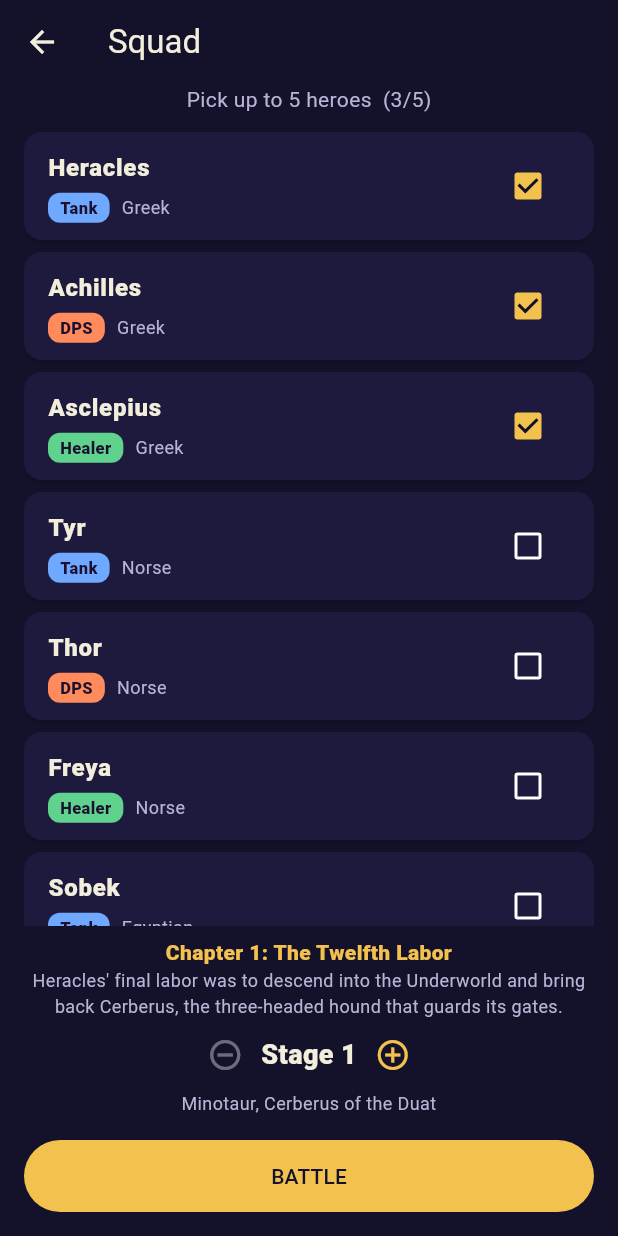
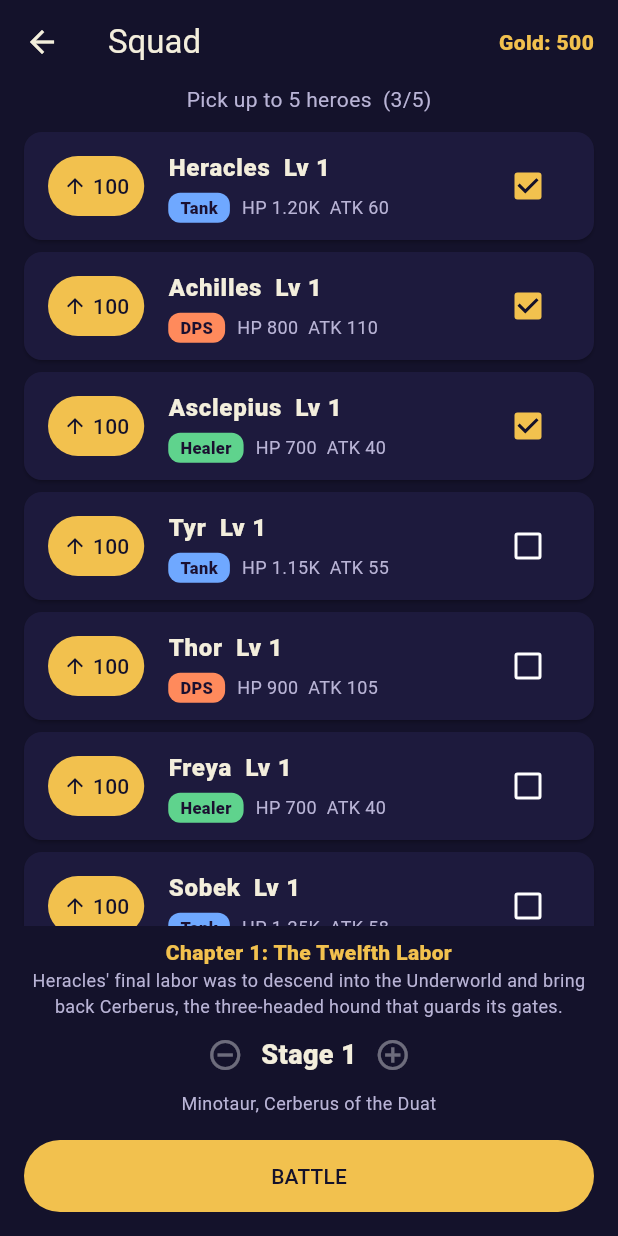
Before and after one commit to nikorobos/mythology-mobile-game, a Flutter app: the screen it shows after launch, after a tap on "BATTLE", on a phone screen of 412 x 824 dp. Run offline on Flutter 3.47's test engine with Material 3 defaults, Android fonts, the phone set to English and light mode, and no system bars; our stand-ins replace shared_preferences.

Commit message:
Save system, hero levels, gold rewards, stage gating, number formatting
Co-Authored-By: Claude Sonnet 5.5 <noreply@anthropic.com>
Claude-Session: https://claude.ai/code/session_01L7XWLvGumBhk1qbYZRJRnP

```diff
--- a/assets/i18n/el.json
+++ b/assets/i18n/el.json
@@ -108,5 +108,8 @@
   "chapter.ragnarok.intro": "Στη σκανδιναβική μυθολογία, το Ραγκναρόκ είναι το τέλος του κόσμου, όταν ο λύκος Φένρι σπάει τις αλυσίδες του και μάχεται τους θεούς.",
   "chapter.weighing_heart.title": "Το Ζύγισμα της Καρδιάς",
   "chapter.weighing_heart.intro": "Στην αιγυπτιακή πίστη, η καρδιά του νεκρού ζυγιζόταν απέναντι στο πούπουλο της Μαάτ. Η Αμμίτ κατασπάραζε τις καρδιές όσων κρίνονταν ανάξιοι.",
-  "ui.chapter": "Κεφάλαιο"
+  "ui.chapter": "Κεφάλαιο",
+  "ui.gold": "Χρυσός",
+  "ui.level": "Επ.",
+  "ui.level_up": "Αναβάθμιση"
 }
--- a/assets/i18n/en.json
+++ b/assets/i18n/en.json
@@ -108,5 +108,8 @@
   "chapter.ragnarok.intro": "In Norse myth, Ragnarok is the end of the world, when the wolf Fenrir breaks his chains and battles the gods.",
   "chapter.weighing_heart.title": "The Weighing of the Heart",
   "chapter.weighing_heart.intro": "In Egyptian belief, the heart of the dead was weighed against the feather of Ma'at. Ammit devoured the hearts of those found unworthy.",
-  "ui.chapter": "Chapter"
+  "ui.chapter": "Chapter",
+  "ui.gold": "Gold",
+  "ui.level": "Lv",
+  "ui.level_up": "Level up"
 }
--- a/lib/core/content.dart
+++ b/lib/core/content.dart
@@ -1,5 +1,6 @@
 import 'dart:convert';
 
+import 'economy.dart';
 import 'models.dart';
 import 'stages.dart';
 
@@ -21,3 +22,6 @@ Map<String, String> parseStrings(String jsonText) {
 /// Parses the endless-stage settings (assets/data/stages.json).
 StageConfig parseStageConfig(String jsonText) =>
     StageConfig.fromJson(jsonDecode(jsonText) as Map<String, dynamic>);
+
+Economy parseEconomy(String jsonText) =>
+    Economy.fromJson(jsonDecode(jsonText) as Map<String, dynamic>);
--- /dev/null
+++ b/lib/core/economy.dart
@@ -0,0 +1,61 @@
+// Pure Dart. Placeholder economy numbers come from assets/data/economy.json.
+
+import 'dart:math' show min, pow;
+
+import 'models.dart';
+
+class Economy {
+  const Economy({
+    this.startGold = 500,
+    this.maxLevel = 100,
+    this.levelStatGrowth = 0.12,
+    this.levelCostBase = 100,
+    this.levelCostGrowth = 1.15,
+    this.winGoldBase = 50,
+    this.winGoldGrowth = 1.1,
+    this.loseGoldFraction = 0.2,
+  });
+
+  final int startGold;
+  final int maxLevel;
+  final double levelStatGrowth;
+  final double levelCostBase;
+  final double levelCostGrowth;
+  final double winGoldBase;
+  final double winGoldGrowth;
+  final double loseGoldFraction;
+
+  factory Economy.fromJson(Map<String, dynamic> j) {
+    double d(String k, double def) => (j[k] as num?)?.toDouble() ?? def;
+    return Economy(
+      startGold: (j['startGold'] as int?) ?? 500,
+      maxLevel: (j['maxLevel'] as int?) ?? 100,
+      levelStatGrowth: d('levelStatGrowth', 0.12),
+      levelCostBase: d('levelCostBase', 100),
+      levelCostGrowth: d('levelCostGrowth', 1.15),
+      winGoldBase: d('winGoldBase', 50),
+      winGoldGrowth: d('winGoldGrowth', 1.1),
+      loseGoldFraction: d('loseGoldFraction', 0.2),
+    );
+  }
+
+  /// Stat multiplier of a hero at [level] (level 1 = 1.0).
+  double statMult(int level) => 1 + levelStatGrowth * (level - 1);
+
+  /// Gold needed to go from [level] to level + 1.
+  int levelUpCost(int level) =>
+      min(levelCostBase * pow(levelCostGrowth, level - 1), 1e12).round();
+
+  /// Gold for finishing a battle on [stage]. A loss still pays a little,
+  /// so progress never fully stalls.
+  int battleReward(int stage, {required bool won}) {
+    final base = min(winGoldBase * pow(winGoldGrowth, stage - 1), 1e12);
+    return (won ? base : base * loseGoldFraction).round();
+  }
+}
+
+/// A hero with its HP and ATK scaled for [level].
+Unit unitAtLevel(Unit u, int level, Economy e) {
+  final m = e.statMult(level);
+  return u.scaled(hp: m, atk: m);
+}
--- /dev/null
+++ b/lib/core/format.dart
@@ -0,0 +1,17 @@
+/// Short number text for big idle-game values: 999, 1.50K, 12.3K, 2.50M ...
+String formatNumber(num n) {
+  const units = ['', 'K', 'M', 'B', 'T'];
+  var v = n.toDouble();
+  var i = 0;
+  while (v >= 1000 && i < units.length - 1) {
+    v /= 1000;
+    i++;
+  }
+  if (i == 0) return v.round().toString();
+  final text = v >= 100
+      ? v.toStringAsFixed(0)
+      : v >= 10
+          ? v.toStringAsFixed(1)
+          : v.toStringAsFixed(2);
+  return '$text${units[i]}';
+}
--- /dev/null
+++ b/lib/core/player.dart
@@ -0,0 +1,60 @@
+// Pure Dart player progress. Saved as JSON (see lib/state).
+
+import 'economy.dart';
+
+class PlayerState {
+  PlayerState({
+    this.gold = 0,
+    Map<String, int>? heroLevels,
+    this.highestStageCleared = 0,
+  }) : heroLevels = heroLevels ?? {};
+
+  factory PlayerState.initial(Economy e) => PlayerState(gold: e.startGold);
+
+  int gold;
+  final Map<String, int> heroLevels;
+  int highestStageCleared;
+
+  int levelOf(String heroId) => heroLevels[heroId] ?? 1;
+
+  /// Highest stage the player may attempt.
+  int get nextStage => highestStageCleared + 1;
+
+  bool canLevelUp(String heroId, Economy e) =>
+      levelOf(heroId) < e.maxLevel && gold >= e.levelUpCost(levelOf(heroId));
+
+  bool levelUp(String heroId, Economy e) {
+    if (!canLevelUp(heroId, e)) return false;
+    gold -= e.levelUpCost(levelOf(heroId));
+    heroLevels[heroId] = levelOf(heroId) + 1;
+    return true;
+  }
+
+  /// Applies a finished battle. Returns the gold earned.
+  int recordBattle({
+    required int stage,
+    required bool won,
+    required Economy economy,
+  }) {
+    final reward = economy.battleReward(stage, won: won);
+    gold += reward;
+    if (won && stage > highestStageCleared) highestStageCleared = stage;
+    return reward;
+  }
+
+  Map<String, dynamic> toJson() => {
+        'v': 1,
+        'gold': gold,
+        'heroLevels': heroLevels,
+        'highestStageCleared': highestStageCleared,
+      };
+
+  factory PlayerState.fromJson(Map<String, dynamic> j) => PlayerState(
+        gold: (j['gold'] as int?) ?? 0,
+        heroLevels: {
+          for (final e in ((j['heroLevels'] as Map?) ?? const {}).entries)
+            e.key as String: e.value as int
+        },
+        highestStageCleared: (j['highestStageCleared'] as int?) ?? 0,
+      );
+}
--- a/lib/game_content.dart
+++ b/lib/game_content.dart
@@ -1,18 +1,27 @@
 import 'package:flutter/services.dart' show rootBundle;
 
 import 'core/content.dart';
+import 'core/economy.dart';
 import 'core/models.dart';
 import 'core/stages.dart';
 import 'l10n/strings.dart';
+import 'state/player_controller.dart';
 
 const int maxSquadSize = 5;
 
 class GameContent {
-  const GameContent(this.heroes, this.monsters, this.stageConfig, this.strings);
+  const GameContent(
+    this.heroes,
+    this.monsters,
+    this.stageConfig,
+    this.economy,
+    this.strings,
+  );
 
   final List<Unit> heroes;
   final List<Unit> monsters;
   final StageConfig stageConfig;
+  final Economy economy;
   final Strings strings;
 
   /// Enemy team for any stage number (endless).
@@ -22,13 +31,24 @@ class GameContent {
   bool isBoss(int stage) => isBossStage(stage, stageConfig);
 }
 
-Future<GameContent> loadGameContent() async {
+/// Everything the UI needs: static content + the player's saved progress.
+class Session {
+  const Session(this.content, this.player);
+
+  final GameContent content;
+  final PlayerController player;
+}
+
+Future<Session> loadSession() async {
   final heroes =
       parseUnits(await rootBundle.loadString('assets/data/heroes.json'));
   final monsters =
       parseUnits(await rootBundle.loadString('assets/data/monsters.json'));
   final config =
       parseStageConfig(await rootBundle.loadString('assets/data/stages.json'));
+  final economy =
+      parseEconomy(await rootBundle.loadString('assets/data/economy.json'));
   final strings = await Strings.load();
-  return GameContent(heroes, monsters, config, strings);
+  final player = await PlayerController.load(economy);
+  return Session(GameContent(heroes, monsters, config, economy, strings), player);
 }
--- a/lib/main.dart
+++ b/lib/main.dart
@@ -31,16 +31,16 @@ class HomeScreen extends StatefulWidget {
 }
 
 class _HomeScreenState extends State<HomeScreen> {
-  late final Future<GameContent> _content = loadGameContent();
+  late final Future<Session> _session = loadSession();
 
   @override
   Widget build(BuildContext context) {
     return Scaffold(
       body: Center(
-        child: FutureBuilder<GameContent>(
-          future: _content,
+        child: FutureBuilder<Session>(
+          future: _session,
           builder: (context, snap) {
-            final c = snap.data;
+            final session = snap.data;
             return Column(
               mainAxisSize: MainAxisSize.min,
               children: [
@@ -58,12 +58,12 @@ class _HomeScreenState extends State<HomeScreen> {
                   width: 220,
                   height: 52,
                   child: FilledButton(
-                    onPressed: c == null
+                    onPressed: session == null
                         ? null
                         : () => Navigator.of(context).push(MaterialPageRoute(
-                              builder: (_) => SquadScreen(content: c),
+                              builder: (_) => SquadScreen(session: session),
                             )),
-                    child: Text(c?.strings.t('ui.battle') ?? '...'),
+                    child: Text(session?.content.strings.t('ui.battle') ?? '...'),
                   ),
                 ),
               ],
--- /dev/null
+++ b/lib/state/player_controller.dart
@@ -0,0 +1,54 @@
+import 'dart:convert';
+
+import 'package:flutter/foundation.dart';
+import 'package:shared_preferences/shared_preferences.dart';
+
+import '../core/economy.dart';
+import '../core/player.dart';
+
+/// Holds the player's progress, saves it locally after every change.
+/// (Cloud save with Firebase comes later; the JSON format stays the same.)
+class PlayerController extends ChangeNotifier {
+  PlayerController._(this._prefs, this.state, this.economy);
+
+  static const _key = 'theomyth_save_v1';
+
+  final SharedPreferences _prefs;
+  final PlayerState state;
+  final Economy economy;
+
+  static Future<PlayerController> load(Economy economy) async {
+    final prefs = await SharedPreferences.getInstance();
+    PlayerState state;
+    try {
+      final raw = prefs.getString(_key);
+      state = raw == null
+          ? PlayerState.initial(economy)
+          : PlayerState.fromJson(jsonDecode(raw) as Map<String, dynamic>);
+    } catch (_) {
+      // Corrupt save: start fresh rather than crash.
+      state = PlayerState.initial(economy);
+    }
+    return PlayerController._(prefs, state, economy);
+  }
+
+  void _save() => _prefs.setString(_key, jsonEncode(state.toJson()));
+
+  bool levelUp(String heroId) {
+    final ok = state.levelUp(heroId, economy);
+    if (ok) {
+      _save();
+      notifyListeners();
+    }
+    return ok;
+  }
+
+  /// Returns the gold earned.
+  int recordBattle({required int stage, required bool won}) {
+    final reward =
+        state.recordBattle(stage: stage, won: won, economy: economy);
+    _save();
+    notifyListeners();
+    return reward;
+  }
+}
--- a/lib/ui/squad_screen.dart
+++ b/lib/ui/squad_screen.dart
@@ -1,7 +1,12 @@
 import 'package:flutter/material.dart';
 
+import '../core/economy.dart';
+import '../core/format.dart';
+import '../core/models.dart';
 import '../core/stages.dart';
 import '../game_content.dart';
+import '../l10n/strings.dart';
+import '../state/player_controller.dart';
 import 'battle_screen.dart';
 
 const _bg = Color(0xFF14122B);
@@ -11,9 +16,9 @@ const _cream = Color(0xFFF3EEDC);
 const _muted = Color(0xFFB9B4D6);
 
 class SquadScreen extends StatefulWidget {
-  const SquadScreen({super.key, required this.content});
+  const SquadScreen({super.key, required this.session});
 
-  final GameContent content;
+  final Session session;
 
   @override
   State<SquadScreen> createState() => _SquadScreenState();
@@ -22,19 +27,40 @@ class SquadScreen extends StatefulWidget {
 class _SquadScreenState extends State<SquadScreen> {
   // Default squad: the first three heroes.
   late final Set<String> _selected =
-      widget.content.heroes.take(3).map((h) => h.id).toSet();
-  int _stage = 1;
+      widget.session.content.heroes.take(3).map((h) => h.id).toSet();
+
+  /// null = follow the highest stage the player may attempt.
+  int? _stage;
 
   @override
   Widget build(BuildContext context) {
-    final c = widget.content;
+    final c = widget.session.content;
+    final player = widget.session.player;
     final s = c.strings;
+    return ListenableBuilder(
+      listenable: player,
+      builder: (context, _) {
+        final maxStage = player.state.nextStage;
+        final stage = (_stage ?? maxStage).clamp(1, maxStage);
+        final chapter = chapterAt(stage, c.stageConfig);
         return Scaffold(
           backgroundColor: _bg,
           appBar: AppBar(
             backgroundColor: _bg,
             foregroundColor: _cream,
             title: Text(s.t('ui.squad')),
+            actions: [
+              Padding(
+                padding: const EdgeInsets.only(right: 16),
+                child: Center(
+                  child: Text(
+                    '${s.t('ui.gold')}: ${formatNumber(player.state.gold)}',
+                    style: const TextStyle(
+                        color: _gold, fontWeight: FontWeight.w900),
+                  ),
+                ),
+              ),
+            ],
           ),
           body: SafeArea(
             child: Column(
@@ -46,71 +72,20 @@ class _SquadScreenState extends State<SquadScreen> {
                     style: const TextStyle(color: _muted),
                   ),
                 ),
-            Expanded(
-              child: ListView(
-                padding: const EdgeInsets.symmetric(horizontal: 12),
-                children: [
-                  for (final h in c.heroes)
-                    Card(
-                      color: _panel,
-                      child: CheckboxListTile(
-                        value: _selected.contains(h.id),
-                        activeColor: _gold,
-                        checkColor: _bg,
-                        onChanged: (v) => setState(() {
-                          if (v == true) {
-                            if (_selected.length < maxSquadSize) {
-                              _selected.add(h.id);
-                            }
-                          } else {
-                            _selected.remove(h.id);
-                          }
-                        }),
-                        title: Text(s.t(h.nameKey),
-                            style: const TextStyle(
-                                color: _cream, fontWeight: FontWeight.w800)),
-                        subtitle: Row(
-                          children: [
-                            Container(
-                              margin: const EdgeInsets.only(top: 4, right: 8),
-                              padding: const EdgeInsets.symmetric(
-                                  horizontal: 8, vertical: 2),
-                              decoration: BoxDecoration(
-                                color: roleColor(h.role),
-                                borderRadius: BorderRadius.circular(8),
-                              ),
-                              child: Text(s.t('role.${h.role.name}'),
-                                  style: const TextStyle(
-                                      color: Color(0xFF1B1030),
-                                      fontSize: 11,
-                                      fontWeight: FontWeight.w800)),
-                            ),
-                            Padding(
-                              padding: const EdgeInsets.only(top: 4),
-                              child: Text(s.t('myth.${h.mythology}'),
-                                  style: const TextStyle(
-                                      color: _muted, fontSize: 12)),
-                            ),
-                          ],
-                        ),
-                      ),
-                    ),
-                ],
-              ),
-            ),
+                Expanded(child: _heroList(c, player)),
                 Padding(
                   padding: const EdgeInsets.fromLTRB(16, 8, 16, 0),
                   child: Column(
                     children: [
                       Text(
-                    '${s.t('ui.chapter')} ${chapterNumber(_stage, c.stageConfig)}: '
-                    '${s.t(chapterAt(_stage, c.stageConfig).titleKey)}',
+                        '${s.t('ui.chapter')} ${chapterNumber(stage, c.stageConfig)}: '
+                        '${s.t(chapter.titleKey)}',
                         textAlign: TextAlign.center,
                         style: const TextStyle(
                             color: _gold, fontWeight: FontWeight.w800),
                       ),
                       Text(
-                    s.t(chapterAt(_stage, c.stageConfig).introKey),
+                        s.t(chapter.introKey),
                         textAlign: TextAlign.center,
                         style: const TextStyle(color: _muted, fontSize: 12),
                       ),
@@ -118,21 +93,24 @@ class _SquadScreenState extends State<SquadScreen> {
                         mainAxisAlignment: MainAxisAlignment.center,
                         children: [
                           IconButton(
-                        onPressed:
-                            _stage > 1 ? () => setState(() => _stage--) : null,
+                            onPressed: stage > 1
+                                ? () => setState(() => _stage = stage - 1)
+                                : null,
                             icon: const Icon(Icons.remove_circle_outline),
                             color: _gold,
                           ),
                           Text(
-                        '${s.t('ui.stage')} $_stage'
-                        '${c.isBoss(_stage) ? '  -  ${s.t('ui.boss')}' : ''}',
+                            '${s.t('ui.stage')} $stage'
+                            '${c.isBoss(stage) ? '  -  ${s.t('ui.boss')}' : ''}',
                             style: const TextStyle(
                                 color: _cream,
                                 fontSize: 18,
                                 fontWeight: FontWeight.w800),
                           ),
                           IconButton(
-                        onPressed: () => setState(() => _stage++),
+                            onPressed: stage < maxStage
+                                ? () => setState(() => _stage = stage + 1)
+                                : null,
                             icon: const Icon(Icons.add_circle_outline),
                             color: _gold,
                           ),
@@ -140,7 +118,7 @@ class _SquadScreenState extends State<SquadScreen> {
                       ),
                       Text(
                         c
-                        .enemiesForStage(_stage)
+                            .enemiesForStage(stage)
                             .map((u) => s.t(u.nameKey))
                             .join(', '),
                         textAlign: TextAlign.center,
@@ -163,10 +141,16 @@ class _SquadScreenState extends State<SquadScreen> {
                                 builder: (_) => BattleScreen(
                                   heroes: [
                                     for (final h in c.heroes)
-                                  if (_selected.contains(h.id)) h
+                                      if (_selected.contains(h.id))
+                                        unitAtLevel(
+                                            h,
+                                            player.state.levelOf(h.id),
+                                            c.economy)
                                   ],
-                              enemies: c.enemiesForStage(_stage),
+                                  enemies: c.enemiesForStage(stage),
                                   strings: s,
+                                  onFinished: (won) => player.recordBattle(
+                                      stage: stage, won: won),
                                 ),
                               )),
                       child: Text(s.t('ui.battle')),
@@ -177,5 +161,87 @@ class _SquadScreenState extends State<SquadScreen> {
             ),
           ),
         );
+      },
+    );
+  }
+
+  Widget _heroList(GameContent c, PlayerController player) {
+    final s = c.strings;
+    return ListView(
+      padding: const EdgeInsets.symmetric(horizontal: 12),
+      children: [
+        for (final h in c.heroes) _heroTile(c, player, h, s),
+      ],
+    );
+  }
+
+  Widget _heroTile(GameContent c, PlayerController player, Unit h, Strings s) {
+    final level = player.state.levelOf(h.id);
+    final stats = unitAtLevel(h, level, c.economy).baseStats;
+    final canUp = player.state.canLevelUp(h.id, c.economy);
+    final maxed = level >= c.economy.maxLevel;
+    final cost = c.economy.levelUpCost(level);
+    return Card(
+      color: _panel,
+      child: CheckboxListTile(
+        value: _selected.contains(h.id),
+        activeColor: _gold,
+        checkColor: _bg,
+        onChanged: (v) => setState(() {
+          if (v == true) {
+            if (_selected.length < maxSquadSize) _selected.add(h.id);
+          } else {
+            _selected.remove(h.id);
+          }
+        }),
+        title: Text('${s.t(h.nameKey)}  ${s.t('ui.level')} $level',
+            style:
+                const TextStyle(color: _cream, fontWeight: FontWeight.w800)),
+        subtitle: Row(
+          children: [
+            Container(
+              margin: const EdgeInsets.only(top: 4, right: 8),
+              padding: const EdgeInsets.symmetric(horizontal: 8, vertical: 2),
+              decoration: BoxDecoration(
+                color: roleColor(h.role),
+                borderRadius: BorderRadius.circular(8),
+              ),
+              child: Text(s.t('role.${h.role.name}'),
+                  style: const TextStyle(
+                      color: Color(0xFF1B1030),
+                      fontSize: 11,
+                      fontWeight: FontWeight.w800)),
+            ),
+            Flexible(
+              child: Padding(
+                padding: const EdgeInsets.only(top: 4),
+                child: Text(
+                    'HP ${formatNumber(stats.hp)}  ATK ${formatNumber(stats.atk)}',
+                    style: const TextStyle(color: _muted, fontSize: 12)),
+              ),
+            ),
+          ],
+        ),
+        secondary: maxed
+            ? null
+            : FilledButton(
+                style: FilledButton.styleFrom(
+                  backgroundColor: _gold,
+                  foregroundColor: _bg,
+                  minimumSize: const Size(64, 40),
+                  padding: const EdgeInsets.symmetric(horizontal: 10),
+                ),
+                onPressed: canUp ? () => player.levelUp(h.id) : null,
+                child: Row(
+                  mainAxisSize: MainAxisSize.min,
+                  children: [
+                    const Icon(Icons.arrow_upward, size: 16),
+                    const SizedBox(width: 4),
+                    Text(formatNumber(cost)),
+                  ],
+                ),
+              ),
+      ),
+    );
   }
 }
--- a/pubspec.yaml
+++ b/pubspec.yaml
@@ -13,6 +13,7 @@ dependencies:
     sdk: flutter
   flame: ^1.18.0
   intl: any
+  shared_preferences: ^2.2.0
 
 dev_dependencies:
   flutter_test:
```
Also changed, not shown: assets/data/economy.json (added, +11 -0 lines), lib/ui/battle_screen.dart (+29 -8 lines), 2 other files. Lines whose indentation alone changed are shown as unchanged.
